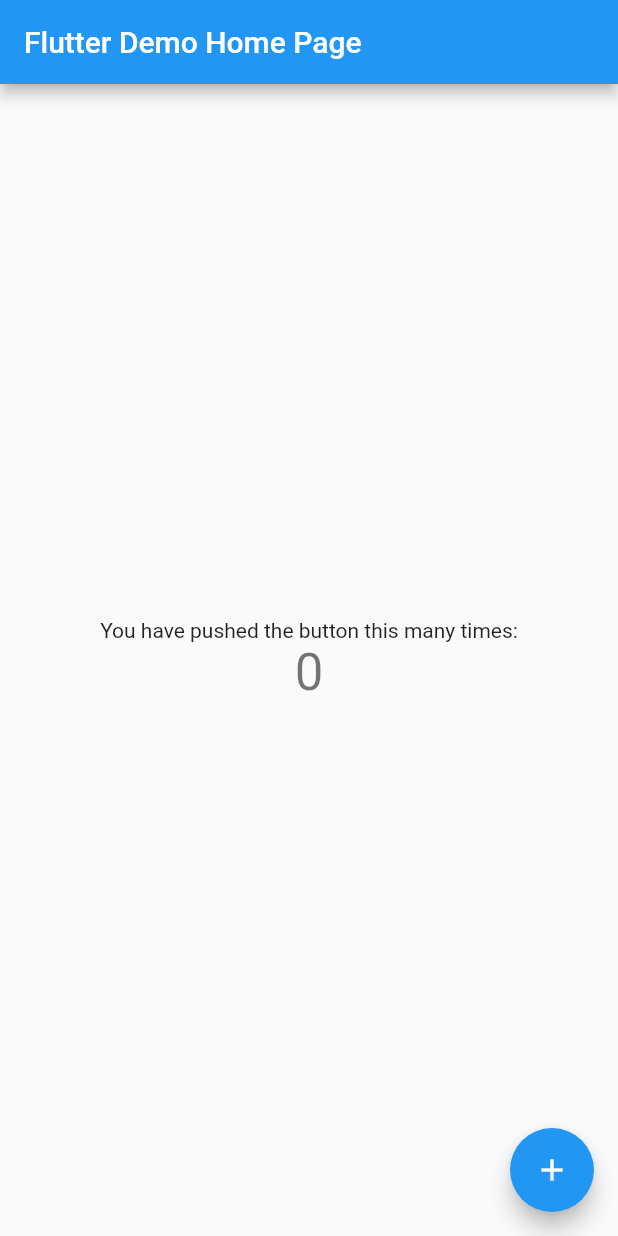
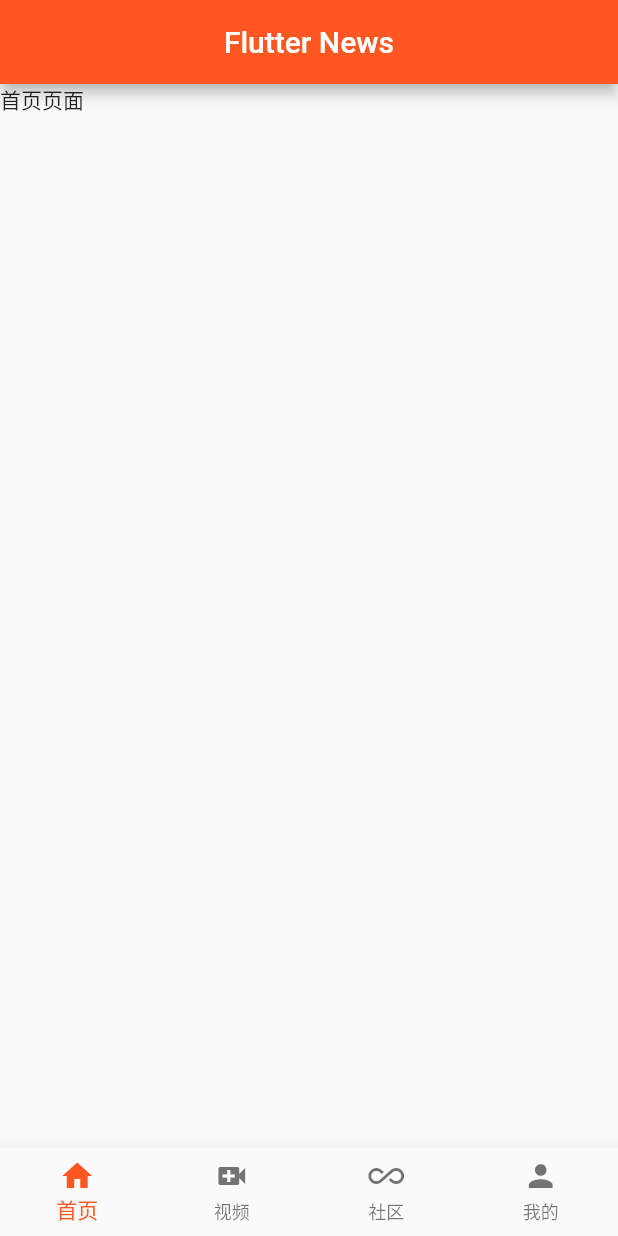
Before and after one commit to liyx2018/flutter_news, a Flutter app: the screen it shows after launch, on a phone screen of 412 x 824 dp. Run offline on Flutter 3.47's test engine with Material 2 defaults, Android fonts, the phone set to English and light mode, and no system bars; our stand-ins replace fluttertoast.

Commit message:
主页Tab实现

```diff
--- a/lib/main.dart
+++ b/lib/main.dart
@@ -1,111 +1,20 @@
 import 'package:flutter/material.dart';
+import 'package:flutter_news/ui/HomePage.dart';
 
 void main() => runApp(MyApp());
 
 class MyApp extends StatelessWidget {
-  // This widget is the root of your application.
   @override
   Widget build(BuildContext context) {
     return MaterialApp(
-      title: 'Flutter Demo',
+      title: 'Flutter News',
       theme: ThemeData(
-        // This is the theme of your application.
-        //
-        // Try running your application with "flutter run". You'll see the
-        // application has a blue toolbar. Then, without quitting the app, try
-        // changing the primarySwatch below to Colors.green and then invoke
-        // "hot reload" (press "r" in the console where you ran "flutter run",
-        // or simply save your changes to "hot reload" in a Flutter IDE).
-        // Notice that the counter didn't reset back to zero; the application
-        // is not restarted.
-        primarySwatch: Colors.blue,
+        primarySwatch: Colors.deepOrange,
       ),
-      home: MyHomePage(title: 'Flutter Demo Home Page'),
+      initialRoute: '/',
+      routes: {
+        '/': (context) => HomePage(),
+      },
     );
   }
 }
-
-class MyHomePage extends StatefulWidget {
-  MyHomePage({Key key, this.title}) : super(key: key);
-
-  // This widget is the home page of your application. It is stateful, meaning
-  // that it has a State object (defined below) that contains fields that affect
-  // how it looks.
-
-  // This class is the configuration for the state. It holds the values (in this
-  // case the title) provided by the parent (in this case the App widget) and
-  // used by the build method of the State. Fields in a Widget subclass are
-  // always marked "final".
-
-  final String title;
-
-  @override
-  _MyHomePageState createState() => _MyHomePageState();
-}
-
-class _MyHomePageState extends State<MyHomePage> {
-  int _counter = 0;
-
-  void _incrementCounter() {
-    setState(() {
-      // This call to setState tells the Flutter framework that something has
-      // changed in this State, which causes it to rerun the build method below
-      // so that the display can reflect the updated values. If we changed
-      // _counter without calling setState(), then the build method would not be
-      // called again, and so nothing would appear to happen.
-      _counter++;
-    });
-  }
-
-  @override
-  Widget build(BuildContext context) {
-    // This method is rerun every time setState is called, for instance as done
-    // by the _incrementCounter method above.
-    //
-    // The Flutter framework has been optimized to make rerunning build methods
-    // fast, so that you can just rebuild anything that needs updating rather
-    // than having to individually change instances of widgets.
-    return Scaffold(
-      appBar: AppBar(
-        // Here we take the value from the MyHomePage object that was created by
-        // the App.build method, and use it to set our appbar title.
-        title: Text(widget.title),
-      ),
-      body: Center(
-        // Center is a layout widget. It takes a single child and positions it
-        // in the middle of the parent.
-        child: Column(
-          // Column is also layout widget. It takes a list of children and
-          // arranges them vertically. By default, it sizes itself to fit its
-          // children horizontally, and tries to be as tall as its parent.
-          //
-          // Invoke "debug painting" (press "p" in the console, choose the
-          // "Toggle Debug Paint" action from the Flutter Inspector in Android
-          // Studio, or the "Toggle Debug Paint" command in Visual Studio Code)
-          // to see the wireframe for each widget.
-          //
-          // Column has various properties to control how it sizes itself and
-          // how it positions its children. Here we use mainAxisAlignment to
-          // center the children vertically; the main axis here is the vertical
-          // axis because Columns are vertical (the cross axis would be
-          // horizontal).
-          mainAxisAlignment: MainAxisAlignment.center,
-          children: <Widget>[
-            Text(
-              'You have pushed the button this many times:',
-            ),
-            Text(
-              '$_counter',
-              style: Theme.of(context).textTheme.display1,
-            ),
-          ],
-        ),
-      ),
-      floatingActionButton: FloatingActionButton(
-        onPressed: _incrementCounter,
-        tooltip: 'Increment',
-        child: Icon(Icons.add),
-      ), // This trailing comma makes auto-formatting nicer for build methods.
-    );
-  }
-}
--- /dev/null
+++ b/lib/ui/HomePage.dart
@@ -0,0 +1,66 @@
+import 'package:flutter/material.dart';
+import 'package:flutter_news/utils/ToastUtils.dart';
+import 'tab/tab_homepage.dart';
+import 'tab/tab_communitypage.dart';
+import 'tab/tab_minepage.dart';
+import 'tab/tab_videopage.dart';
+
+class HomePage extends StatefulWidget {
+  @override
+  _HomePageState createState() => new _HomePageState();
+}
+
+class _HomePageState extends State<HomePage> {
+  DateTime _lastPressedAt; //上次点击时间
+  var _curIndex = 0;
+
+  @override
+  Widget build(BuildContext context) {
+    return WillPopScope(
+      child: Scaffold(
+        appBar: AppBar(
+          title: Text("Flutter News"),
+          centerTitle: true,
+        ),
+        bottomNavigationBar: new BottomNavigationBar(
+          items: [
+            new BottomNavigationBarItem(
+                icon: new Icon(Icons.home), title: new Text("首页")),
+            new BottomNavigationBarItem(
+                icon: new Icon(Icons.video_call), title: new Text("视频")),
+            new BottomNavigationBarItem(
+                icon: new Icon(Icons.all_inclusive), title: new Text("社区")),
+            new BottomNavigationBarItem(
+                icon: new Icon(Icons.person), title: new Text("我的")),
+          ],
+          currentIndex: _curIndex,
+          type: BottomNavigationBarType.fixed,
+          onTap: (index) {
+            setState(() {
+              _curIndex = index;
+            });
+          },
+        ),
+        body: IndexedStack(
+          children: <Widget>[
+            new TabHomePage(),
+            new TabVideoPage(),
+            new TabCommunityPage(),
+            new TabMinePage()
+          ],
+          index: _curIndex,
+        ),
+      ),
+      onWillPop: () async {
+        if (_lastPressedAt == null ||
+            DateTime.now().difference(_lastPressedAt) > Duration(seconds: 1)) {
+          //两次点击间隔超过1秒则重新计时
+          _lastPressedAt = DateTime.now();
+          ToastUtils.showToast("连续点击两次退出应用");
+          return false;
+        }
+        return true;
+      },
+    );
+  }
+}
--- /dev/null
+++ b/lib/ui/tab/tab_homepage.dart
@@ -0,0 +1,15 @@
+import 'package:flutter/material.dart';
+
+class TabHomePage extends StatefulWidget{
+  @override
+  _TabHomeState createState() => _TabHomeState();
+}
+
+class _TabHomeState extends State<TabHomePage>{
+  @override
+  Widget build(BuildContext context) {
+    return Container(
+      child: Text("首页页面"),
+    );
+  }
+}
--- a/pubspec.yaml
+++ b/pubspec.yaml
@@ -23,6 +23,7 @@ dependencies:
   # The following adds the Cupertino Icons font to your application.
   # Use with the CupertinoIcons class for iOS style icons.
   cupertino_icons: ^0.1.2
+  fluttertoast: ^3.0.1
 
 dev_dependencies:
   flutter_test:
```
Also changed, not shown: lib/ui/tab/tab_communitypage.dart (added, +15 -0 lines), lib/ui/tab/tab_minepage.dart (added, +15 -0 lines), lib/ui/tab/tab_videopage.dart (added, +15 -0 lines), lib/utils/ToastUtils.dart (added, +19 -0 lines), pubspec.lock, 8 other files.
